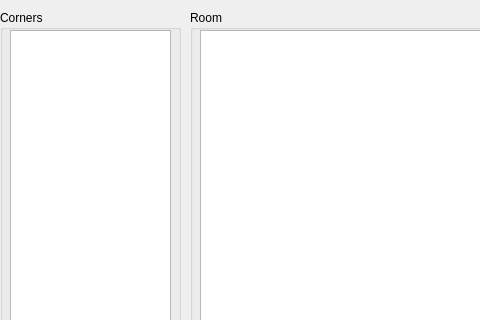
Above: ClientMainUI.ui from chchun0322/online_chatting_room before the change; both pictures show x 0 to 480 and y 0 to 320 of the 721 by 516 pixel window. Below: the same form after it.
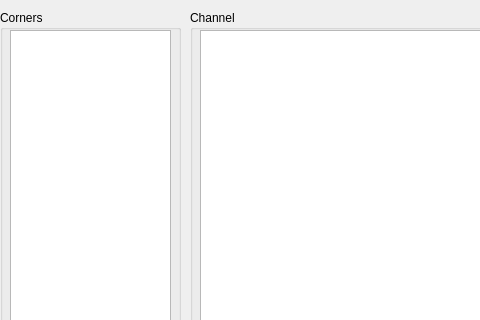
That is the form after the change.

```diff
--- a/ClientMainUI.ui
+++ b/ClientMainUI.ui
@@ -75,7 +75,7 @@
      </rect>
     </property>
     <property name="title">
-     <string>Room</string>
+     <string>Channel</string>
     </property>
     <widget class="QListWidget" name="listWidget">
      <property name="geometry">
```
Left out of the diff: 4 changed lines with no effect on the pictures.
